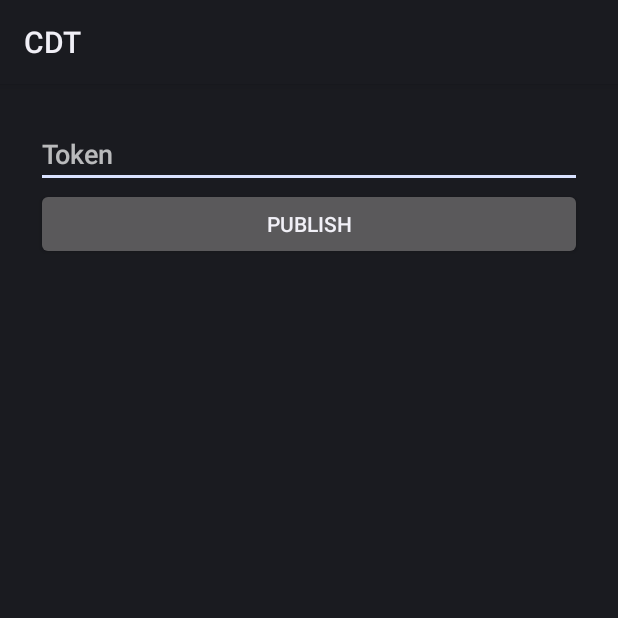
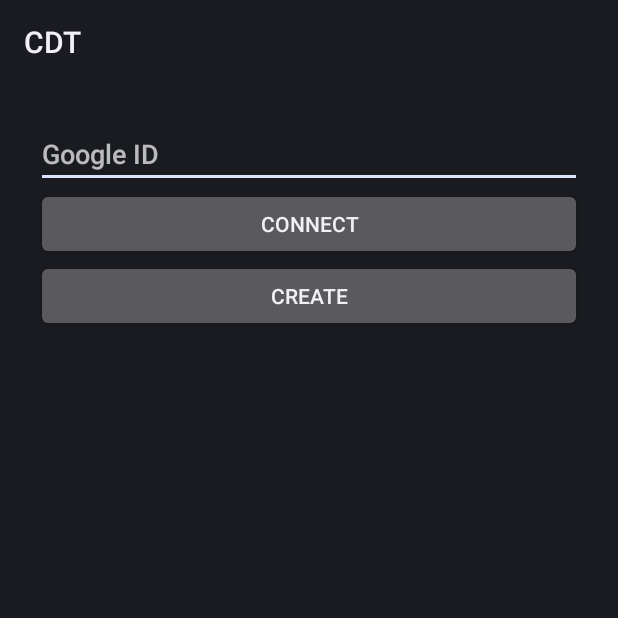
Before and after one commit to pstlab/raise-cdt, an Android app: the screen it shows after launch (MainActivity), on a phone screen of 412 x 824 dp, the top half of it. Run offline under Robolectric (Android 15) with nearby library versions, the phone set to English and light mode, and no system bars.

Commit message:
refactor: update MainActivity to use Google ID for user operations and enhance UI elements

```diff
--- a/mobile/app/src/main/java/it/cnr/cdt/MainActivity.java
+++ b/mobile/app/src/main/java/it/cnr/cdt/MainActivity.java
@@ -25,8 +25,8 @@ public class MainActivity extends Activity {
 
     private static final String TAG = "MainActivity";
     private static final Gson gson = new Gson();
-    private EditText idEditText;
-    private Button createUserButton;
+    private EditText googleIdEditText;
+    private Button connectUserButton, createUserButton;
     private final OkHttpClient client = new OkHttpClient.Builder()
             .connectTimeout(30, java.util.concurrent.TimeUnit.SECONDS)
             .readTimeout(30, java.util.concurrent.TimeUnit.SECONDS)
@@ -38,16 +38,33 @@ public class MainActivity extends Activity {
         super.onCreate(savedInstanceState);
         setContentView(R.layout.activity_main); // Set the layout for this activity
 
-        idEditText = findViewById(R.id.token);
-        createUserButton = findViewById(R.id.publish_button);
+        googleIdEditText = findViewById(R.id.google_id);
+        connectUserButton = findViewById(R.id.connect_button);
+        createUserButton = findViewById(R.id.create_button);
 
         checkToken();
     }
 
-    public void onCreateUserButtonClick(@NonNull View view) {
-        newRaiseUser(idEditText.getText().toString());
+    public void onConnectUserButtonClick(@NonNull View view) {
+        getRaiseUser(googleIdEditText.getText().toString());
     }
 
+    public void onCreateUserButtonClick(@NonNull View view) {
+        newRaiseUser(googleIdEditText.getText().toString());
+    }
+
+    /**
+     * Checks for the presence of an authentication token in SharedPreferences.
+     *
+     * If the token is not found, performs a login request to the server using
+     * hardcoded credentials, retrieves the token from the response, saves it in
+     * SharedPreferences, and proceeds to check the Google ID.
+     * If the token is already present, logs its value and proceeds to check the
+     * Google ID.
+     *
+     * Network operations are performed on a background thread.
+     * Logs relevant information and errors for debugging purposes.
+     */
     private void checkToken() {
         String token = getSharedPreferences("cdt", MODE_PRIVATE).getString("token", null);
         if (token == null) {
@@ -75,19 +92,41 @@ public class MainActivity extends Activity {
         }
     }
 
+    /**
+     * Checks for the presence of a Google ID in SharedPreferences.
+     *
+     * If the Google ID is not found, enables the buttons for user connection
+     * and creation, allowing the user to input their Google ID.
+     * If the Google ID is found, populates the corresponding EditText field,
+     * disables the user creation button, and initiates a request to retrieve
+     * the associated user data from the server.
+     *
+     * Logs relevant information for debugging purposes.
+     */
     private void checkGoogleId() {
         String google_id = getSharedPreferences("cdt", MODE_PRIVATE).getString("google_id", null);
         if (google_id == null) {
             Log.d(TAG, "No Google ID found, please enter it.");
+            connectUserButton.setEnabled(true);
             createUserButton.setEnabled(true);
         } else {
             Log.d(TAG, "Google ID found in SharedPreferences: " + google_id);
-            idEditText.setText(google_id);
+            googleIdEditText.setText(google_id);
             createUserButton.setEnabled(false);
             getRaiseUser(google_id);
         }
     }
 
+    /**
+     * Retrieves a user from the server using their Google ID.
+     *
+     * If the user is found, their item ID is saved in SharedPreferences,
+     * and the FCM token is checked and potentially registered.
+     * If the user is not found (404 response), a new user is created.
+     *
+     * Network operations are performed on a background thread.
+     * Logs relevant information and errors for debugging purposes.
+     */
     private void getRaiseUser(@NonNull String google_id) {
         final Request.Builder builder = new Request.Builder().url("https://10.0.2.2:8443/raise-users/" + google_id)
                 .get();
@@ -110,6 +149,16 @@ public class MainActivity extends Activity {
         });
     }
 
+    /**
+     * Creates a new user on the server with the provided Google ID.
+     *
+     * If the user is successfully created, their Google ID and item ID
+     * are saved in SharedPreferences, and the FCM token is checked and
+     * potentially registered.
+     *
+     * Network operations are performed on a background thread.
+     * Logs relevant information and errors for debugging purposes.
+     */
     private void newRaiseUser(@NonNull String google_id) {
         final Request.Builder builder = new Request.Builder().url("https://10.0.2.2:8443/raise-users")
                 .post(RequestBody.create("{\"google_id\": \"" + google_id + "\"}",
@@ -132,6 +181,15 @@ public class MainActivity extends Activity {
         });
     }
 
+    /**
+     * Checks and registers the FCM token for the user with the given item ID.
+     *
+     * Retrieves the current FCM token and sends it to the server to be
+     * associated with the user's item ID.
+     *
+     * Network operations are performed on a background thread.
+     * Logs relevant information and errors for debugging purposes.
+     */
     private void checkFCMToken(@NonNull String item_id) {
         FirebaseMessaging.getInstance().getToken().addOnCompleteListener(task -> {
             if (task.isSuccessful()) {
@@ -144,6 +202,15 @@ public class MainActivity extends Activity {
         });
     }
 
+    /**
+     * Registers a new FCM token for the user with the given item ID.
+     *
+     * Sends the FCM token to the server to be associated with the user's
+     * item ID.
+     *
+     * Network operations are performed on a background thread.
+     * Logs relevant information and errors for debugging purposes.
+     */
     private void newFCMToken(@NonNull String item_id, @NonNull String fcm_token) {
         final Request.Builder builder = new Request.Builder().url("https://10.0.2.2:8443/fcm_tokens")
                 .post(RequestBody.create("{\"id\": \"" + item_id + "\", \"token\": \"" + fcm_token + "\"}",
--- a/mobile/app/src/main/res/layout/activity_main.xml
+++ b/mobile/app/src/main/res/layout/activity_main.xml
@@ -6,15 +6,22 @@
     android:layout_height="match_parent">
 
     <EditText
-        android:id="@+id/token"
-        android:hint="@string/token_hint"
+        android:id="@+id/google_id"
+        android:hint="@string/google_id_hint"
         android:inputType="text"
         android:layout_width="match_parent"
         android:layout_height="wrap_content" />
 
     <Button
-        android:id="@+id/publish_button"
-        android:text="@string/publish"
+        android:id="@+id/connect_button"
+        android:text="@string/connect"
+        android:layout_width="match_parent"
+        android:layout_height="wrap_content"
+        android:onClick="onConnectUserButtonClick" />
+
+    <Button
+        android:id="@+id/create_button"
+        android:text="@string/create"
         android:layout_width="match_parent"
         android:layout_height="wrap_content"
         android:onClick="onCreateUserButtonClick" />
--- a/mobile/app/src/main/res/values/strings.xml
+++ b/mobile/app/src/main/res/values/strings.xml
@@ -1,5 +1,6 @@
 <?xml version="1.0" encoding="utf-8"?>
 <resources>
-    <string name="token_hint">Token</string>
-    <string name="publish">Publish</string>
+    <string name="google_id_hint">Google ID</string>
+    <string name="connect">Connect</string>
+    <string name="create">Create</string>
 </resources>
```
Also changed, not shown: 2 other files.
